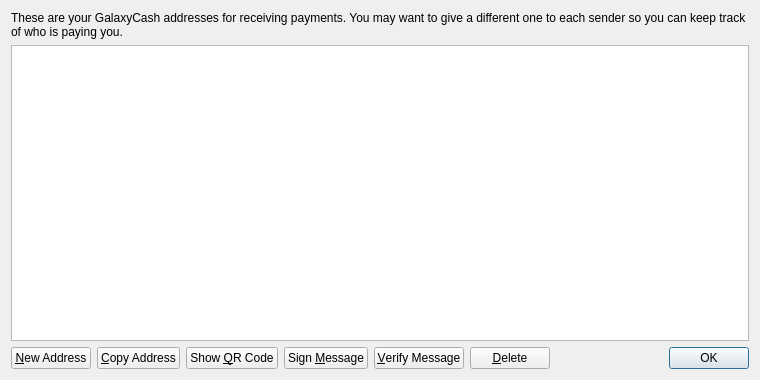
Old version of the form src/qt/forms/addressbookpage.ui in the repository galaxycash/galaxycash.
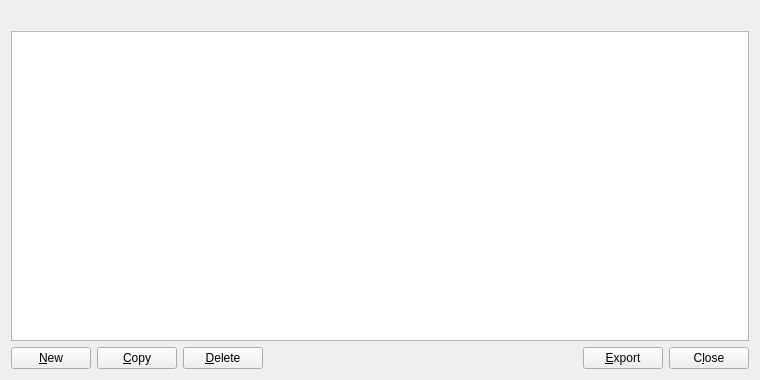
New version of the form. Icons and pictures are not drawn.

Patch:
```diff
--- a/src/qt/forms/addressbookpage.ui
+++ b/src/qt/forms/addressbookpage.ui
@@ -16,9 +16,6 @@
   <layout class="QVBoxLayout" name="verticalLayout">
    <item>
     <widget class="QLabel" name="labelExplanation">
-     <property name="text">
-      <string>These are your GalaxyCash addresses for receiving payments. You may want to give a different one to each sender so you can keep track of who is paying you.</string>
-     </property>
      <property name="textFormat">
       <enum>Qt::PlainText</enum>
      </property>
@@ -38,6 +35,9 @@
      <property name="tabKeyNavigation">
       <bool>false</bool>
      </property>
+     <property name="alternatingRowColors">
+      <bool>true</bool>
+     </property>
      <property name="selectionMode">
       <enum>QAbstractItemView::SingleSelection</enum>
      </property>
@@ -60,7 +60,14 @@
         <string>Create a new address</string>
        </property>
        <property name="text">
-        <string>&amp;New Address</string>
+        <string>&amp;New</string>
+       </property>
+       <property name="icon">
+        <iconset resource="../bitcoin.qrc">
+         <normaloff>:/icons/add</normaloff>:/icons/add</iconset>
+       </property>
+       <property name="autoDefault">
+        <bool>false</bool>
        </property>
       </widget>
      </item>
@@ -70,45 +77,32 @@
         <string>Copy the currently selected address to the system clipboard</string>
        </property>
        <property name="text">
-        <string>&amp;Copy Address</string>
+        <string>&amp;Copy</string>
        </property>
-      </widget>
-     </item>
-     <item>
-      <widget class="QPushButton" name="showQRCode">
-       <property name="text">
-        <string>Show &amp;QR Code</string>
+       <property name="icon">
+        <iconset resource="../bitcoin.qrc">
+         <normaloff>:/icons/editcopy</normaloff>:/icons/editcopy</iconset>
        </property>
-      </widget>
-     </item>
-     <item>
-      <widget class="QPushButton" name="signMessage">
-       <property name="toolTip">
-        <string>Sign a message to prove you own a GalaxyCash address</string>
+       <property name="autoDefault">
+        <bool>false</bool>
        </property>
-       <property name="text">
-        <string>Sign &amp;Message</string>
-       </property>
       </widget>
      </item>
      <item>
-      <widget class="QPushButton" name="verifyMessage">
-       <property name="toolTip">
-        <string>Verify a message to ensure it was signed with a specified GalaxyCash address</string>
-       </property>
-       <property name="text">
-        <string>&amp;Verify Message</string>
-       </property>
-      </widget>
-     </item>
-     <item>
-      <widget class="QPushButton" name="deleteButton">
+      <widget class="QPushButton" name="deleteAddress">
        <property name="toolTip">
         <string>Delete the currently selected address from the list</string>
        </property>
        <property name="text">
         <string>&amp;Delete</string>
        </property>
+       <property name="icon">
+        <iconset resource="../bitcoin.qrc">
+         <normaloff>:/icons/remove</normaloff>:/icons/remove</iconset>
+       </property>
+       <property name="autoDefault">
+        <bool>false</bool>
+       </property>
       </widget>
      </item>
      <item>
@@ -125,15 +119,35 @@
       </spacer>
      </item>
      <item>
-      <widget class="QDialogButtonBox" name="buttonBox">
+      <widget class="QPushButton" name="exportButton">
+       <property name="toolTip">
+        <string>Export the data in the current tab to a file</string>
+       </property>
+       <property name="text">
+        <string>&amp;Export</string>
+       </property>
+       <property name="icon">
+        <iconset resource="../bitcoin.qrc">
+         <normaloff>:/icons/export</normaloff>:/icons/export</iconset>
+       </property>
+       <property name="autoDefault">
+        <bool>false</bool>
+       </property>
+      </widget>
+     </item>
+     <item>
+      <widget class="QPushButton" name="closeButton">
        <property name="sizePolicy">
-        <sizepolicy hsizetype="Maximum" vsizetype="Fixed">
+        <sizepolicy hsizetype="Minimum" vsizetype="Minimum">
          <horstretch>0</horstretch>
          <verstretch>0</verstretch>
         </sizepolicy>
        </property>
-       <property name="standardButtons">
-        <set>QDialogButtonBox::Ok</set>
+       <property name="text">
+        <string>C&amp;lose</string>
+       </property>
+       <property name="autoDefault">
+        <bool>false</bool>
        </property>
       </widget>
      </item>
```
Left out of the diff: 11 changed lines with no effect on the pictures.
